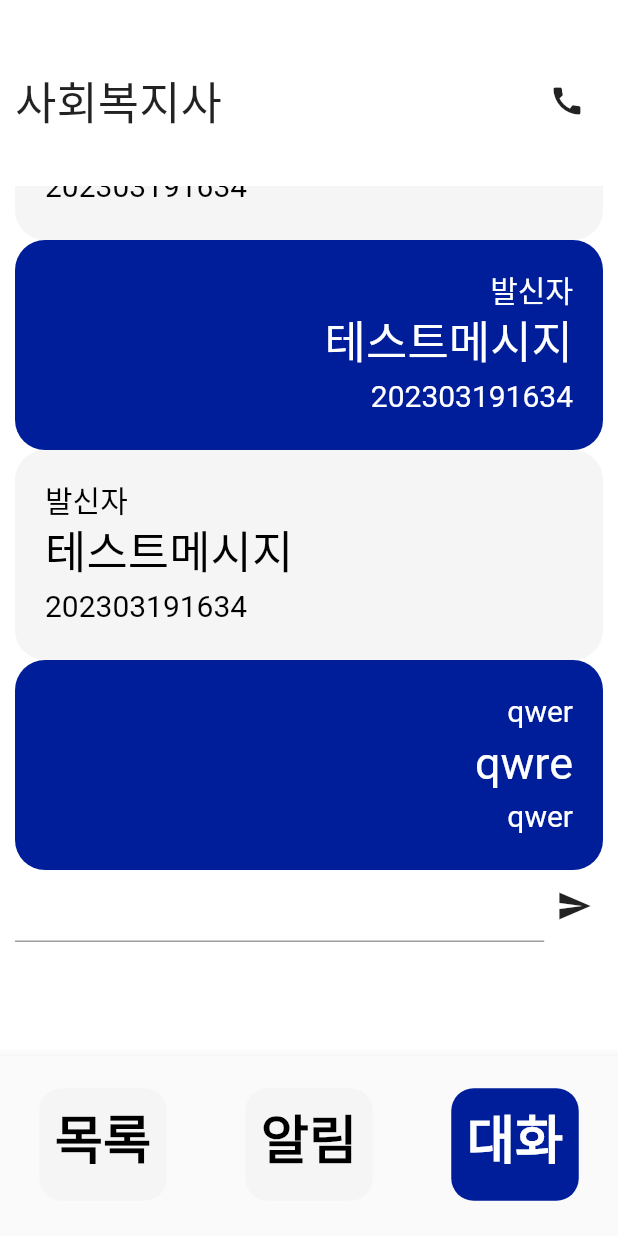
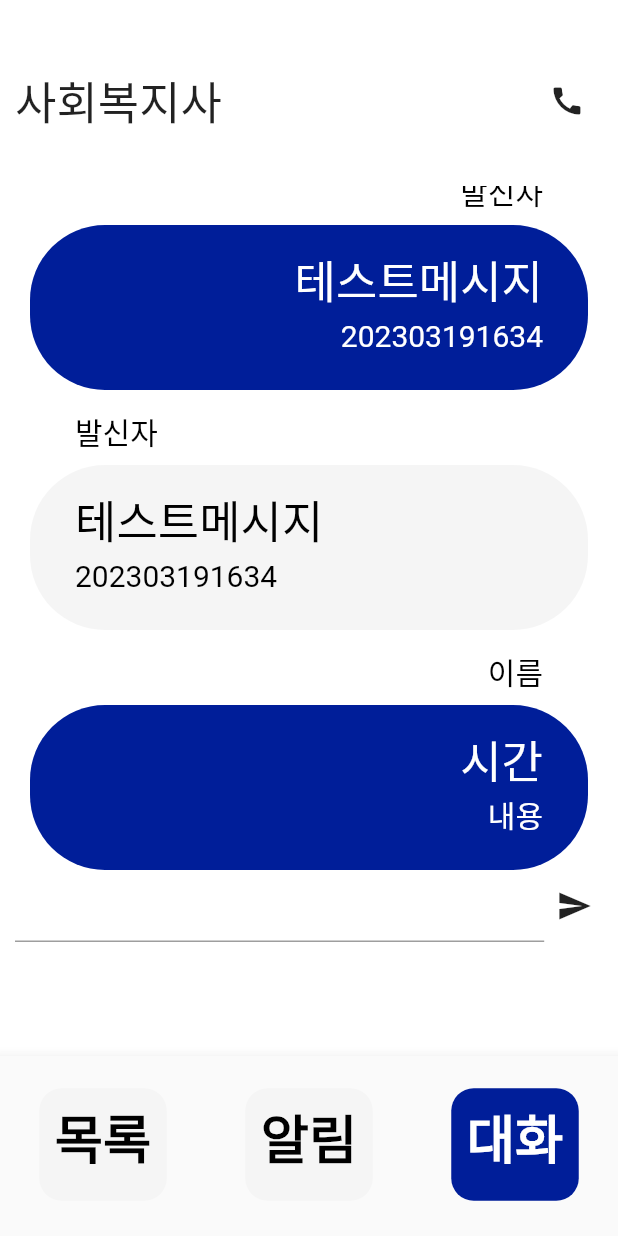
Before and after one commit to GDSC-CAU/Wiro-Flutter-App, a Flutter app: the screen it shows once a user with an empty profile is signed in, item 3 of the bottom bar chosen, on a phone screen of 412 x 824 dp. Run offline on Flutter 3.47's test engine with Material 2 defaults, Android fonts, the phone set to English and light mode, and no system bars; our stand-ins replace firebase_auth, firebase_core, google_sign_in; accounts and stored records are empty; generated files the repository leaves out were written again.

Commit message:
Update Chat Page : Applied Chat Bubble Design

```diff
--- a/lib/pages/Base/Chat.dart
+++ b/lib/pages/Base/Chat.dart
@@ -70,7 +70,6 @@ class _ChatHistoryState extends State<ChatHistory> {
       'message': '테스트메시지'
     };
     List<Map<String, String>> chatList = [];
-    chatList.add({'sender': 'asdf', 'datetime': 'asdf', 'message': 'asdf'});
     chatList.add(chatData);
     chatList.add(chatData);
     chatList.add(chatData);
@@ -97,25 +96,14 @@ class _ChatHistoryState extends State<ChatHistory> {
     chatList.add(chatData);
     chatList.add(chatData);
     chatList.add(chatData);
-    chatList.add(chatData);
-    chatList.add(chatData);
-    chatList.add(chatData);
-    chatList.add(chatData);
-    chatList.add(chatData);
-    chatList.add(chatData);
-    chatList.add(chatData);
-    chatList.add(chatData);
-    chatList.add(chatData);
-    chatList.add(chatData);
-    chatList.add(chatData);
-    chatList.add(chatData);
-    chatList.add(chatData);
-    chatList.add({'sender': 'qwer', 'datetime': 'qwer', 'message': 'qwre'});
+    chatList.add({'sender': '이름', 'datetime': '내용', 'message': '시간'});
     return SizedBox(
       height: double.infinity,
       child: SingleChildScrollView(
         scrollDirection: Axis.vertical,
         reverse: true,
+        child: Padding(
+          padding: const EdgeInsets.only(left: 10.0, right: 10.0),
           child: Column(
             mainAxisSize: MainAxisSize.max,
             mainAxisAlignment: MainAxisAlignment.end,
@@ -132,6 +120,7 @@ class _ChatHistoryState extends State<ChatHistory> {
               }
               return chatItemList;
             }(),
+          )
         )
       ),
     );
@@ -152,30 +141,32 @@ class ChatHistoryItem extends StatelessWidget {
   Widget build(BuildContext context) {
     return SizedBox(
       width: double.infinity,
-      child: DecoratedBox(
-        decoration: BoxDecoration(
-          borderRadius: BorderRadius.circular(20),
-          color: isFromMe ? const Color(0xFF001E99) : const Color(0xFFF5F5F5)
-        ),
-        child: Padding(
-          padding: const EdgeInsets.all(20.0),
       child: Column(
         children: [
           SizedBox(
             width: double.infinity,
             child: Padding(
-                  padding: const EdgeInsets.only(bottom: 5.0, top: 5.0),
+                padding: const EdgeInsets.fromLTRB(30.0, 20.0, 30.0, 10.0),
                 child: Text(
                     chatData['sender']!,
                     textAlign: isFromMe ? TextAlign.end : TextAlign.start,
-                    style: TextStyle(
-                      color: isFromMe ? const Color(0xFFFFFFFF) : const Color(0xFF000000),
+                    style: const TextStyle(
+                        color: Color(0xFF000000),
                         fontSize: 20,
                         height: 1
                     )
                 )
             ),
           ),
+          DecoratedBox(
+            decoration: BoxDecoration(
+              borderRadius: BorderRadius.circular(50),
+              color: isFromMe ? const Color(0xFF001E99) : const Color(0xFFF5F5F5)
+            ),
+            child: Padding(
+              padding: const EdgeInsets.fromLTRB(30.0, 20.0, 30.0, 20.0),
+              child: Column(
+                children: [
                   SizedBox(
                     width: double.infinity,
                     child: Padding(
@@ -209,6 +200,8 @@ class ChatHistoryItem extends StatelessWidget {
                 ],
               )
             )
+          )
+        ]
       )
     );
   }
```
Lines whose indentation alone changed are shown as unchanged.
